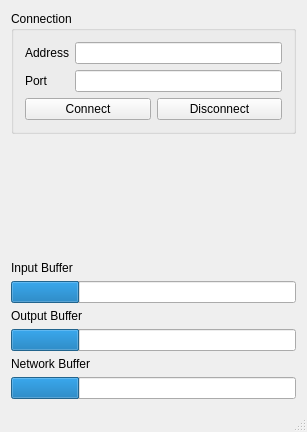
Old version of the form mainwindow.ui in the repository archnemesis/HomeServerIntercomTest2.
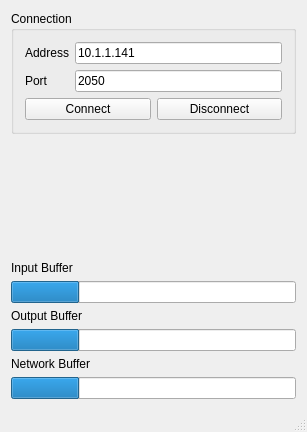
New version of the form.

Diff of the .ui file:
```diff
--- a/mainwindow.ui
+++ b/mainwindow.ui
@@ -31,7 +31,11 @@
           </widget>
          </item>
          <item row="0" column="1">
-          <widget class="QLineEdit" name="hostAddress"/>
+          <widget class="QLineEdit" name="hostAddress">
+           <property name="text">
+            <string>10.1.1.141</string>
+           </property>
+          </widget>
          </item>
          <item row="1" column="0">
           <widget class="QLabel" name="label_2">
@@ -41,7 +45,11 @@
           </widget>
          </item>
          <item row="1" column="1">
-          <widget class="QLineEdit" name="hostPort"/>
+          <widget class="QLineEdit" name="hostPort">
+           <property name="text">
+            <string>2050</string>
+           </property>
+          </widget>
          </item>
         </layout>
        </item>
```
